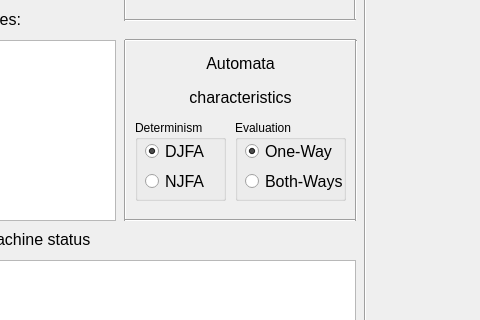
Above: baseUI.ui from JackG256/JFA-Sim before the change; both pictures show x 85 to 565 and y 320 to 640 of the 1006 by 765 pixel window. Below: the same form after it.
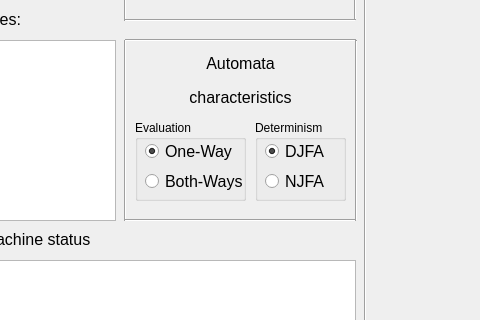
That is the form after the change.

Diff of the .ui file:
```diff
--- a/baseUI.ui
+++ b/baseUI.ui
@@ -491,7 +491,7 @@
   <widget class="QGroupBox" name="DeterminismBox">
    <property name="geometry">
     <rect>
-     <x>220</x>
+     <x>340</x>
      <y>440</y>
      <width>91</width>
      <height>81</height>
@@ -552,7 +552,7 @@
   <widget class="QGroupBox" name="EvaluationBox">
    <property name="geometry">
     <rect>
-     <x>320</x>
+     <x>220</x>
      <y>440</y>
      <width>111</width>
      <height>81</height>
```
